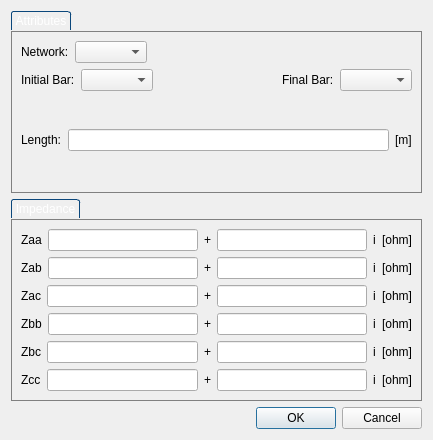
Old version of the form src/window/lineproperties.ui in the repository raulhuatuco/QuickFlow.
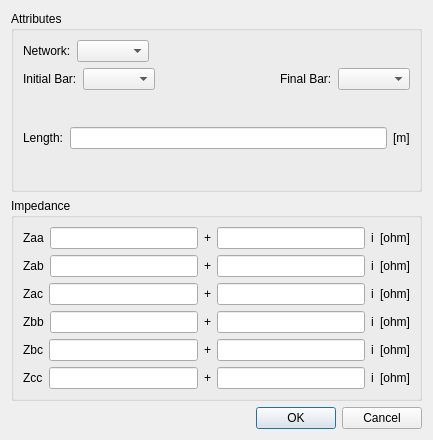
New version of the form.

What changed in the file:
```diff
--- a/src/window/lineproperties.ui
+++ b/src/window/lineproperties.ui
@@ -17,23 +17,7 @@
    <item row="0" column="0">
     <widget class="QGroupBox" name="groupBox_2">
      <property name="styleSheet">
-      <string notr="true">QGroupBox {
-border: 1px solid gray;
-margin-top: 20px;
-}
-
-QGroupBox::title
-{
-    subcontrol-origin: margin;	
-    border-top-left-radius: 3px;
-    border-top-right-radius: 3px;
-    border: 1px solid #0b477b;
-    border-bottom: none;
-    background-color: qlineargradient(x1: 0, y1: 0, x2: 0, y2: 1,
-        stop: 0 #001520, stop: 1 #000809);
-    padding: 2 2px;
-    color: white;   
-}</string>
+      <string notr="true"/>
      </property>
      <property name="title">
       <string>Attributes</string>
@@ -130,23 +114,7 @@
    <item row="1" column="0">
     <widget class="QGroupBox" name="groupBox_4">
      <property name="styleSheet">
-      <string notr="true">QGroupBox {
-border: 1px solid gray;
-margin-top: 20px;
-}
-
-QGroupBox::title
-{
-    subcontrol-origin: margin;	
-    border-top-left-radius: 3px;
-    border-top-right-radius: 3px;
-    border: 1px solid #0b477b;
-    border-bottom: none;
-    background-color: qlineargradient(x1: 0, y1: 0, x2: 0, y2: 1,
-        stop: 0 #001520, stop: 1 #000809);
-    padding: 2 2px;
-    color: white;   
-}</string>
+      <string notr="true"/>
      </property>
      <property name="title">
       <string>Impedance</string>
```
